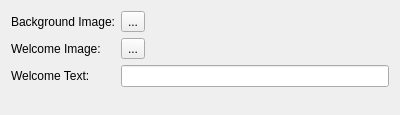
Qt form themes/classic/config.ui (KDE/lightdm) before a commit.
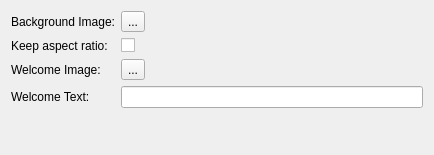
The same form after that commit. Custom widgets are drawn as their Qt base class.

Commit message: classic theme: add option to ignore background image spect ratio when scaling

Diff of the .ui file:
```diff
--- a/themes/classic/config.ui
+++ b/themes/classic/config.ui
@@ -6,8 +6,8 @@
    <rect>
     <x>0</x>
     <y>0</y>
-    <width>400</width>
-    <height>115</height>
+    <width>434</width>
+    <height>155</height>
    </rect>
   </property>
   <layout class="QGridLayout" name="gridLayout">
@@ -21,21 +21,21 @@
      </property>
     </widget>
    </item>
-   <item row="3" column="0">
+   <item row="5" column="0">
     <widget class="QLabel" name="label_2">
      <property name="text">
       <string>Welcome Image:</string>
      </property>
     </widget>
    </item>
-   <item row="4" column="0">
+   <item row="6" column="0">
     <widget class="QLabel" name="label_3">
      <property name="text">
       <string>Welcome Text:</string>
      </property>
     </widget>
    </item>
-   <item row="6" column="1">
+   <item row="8" column="1">
     <spacer name="verticalSpacer">
      <property name="orientation">
       <enum>Qt::Vertical</enum>
@@ -55,16 +55,30 @@
      </property>
     </widget>
    </item>
-   <item row="3" column="1">
+   <item row="5" column="1">
     <widget class="SelectImageButton" name="kcfg_Logo">
      <property name="text">
       <string>...</string>
      </property>
     </widget>
    </item>
-   <item row="4" column="1">
+   <item row="6" column="1">
     <widget class="KLineEdit" name="kcfg_GreetMessage"/>
    </item>
+   <item row="2" column="1">
+    <widget class="QCheckBox" name="kcfg_BackgroundKeepAspectRatio">
+     <property name="text">
+      <string/>
+     </property>
+    </widget>
+   </item>
+   <item row="2" column="0">
+    <widget class="QLabel" name="label_4">
+     <property name="text">
+      <string>Keep aspect ratio:</string>
+     </property>
+    </widget>
+   </item>
   </layout>
  </widget>
  <customwidgets>
```
The commit also changes 2 other files.
